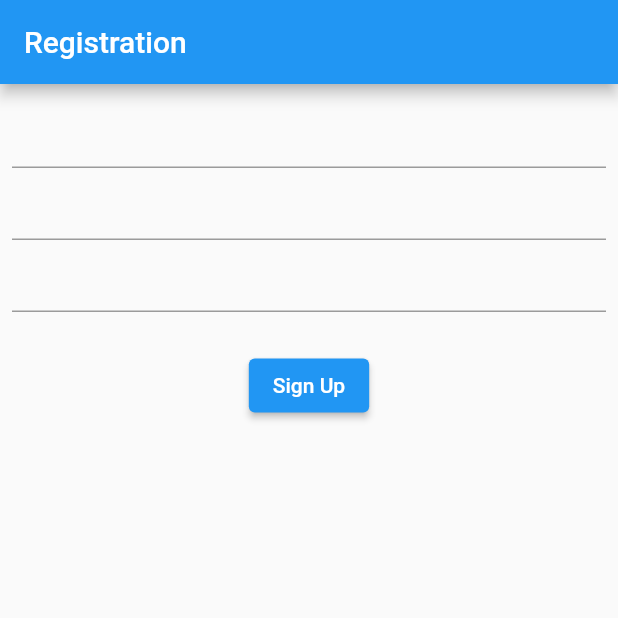
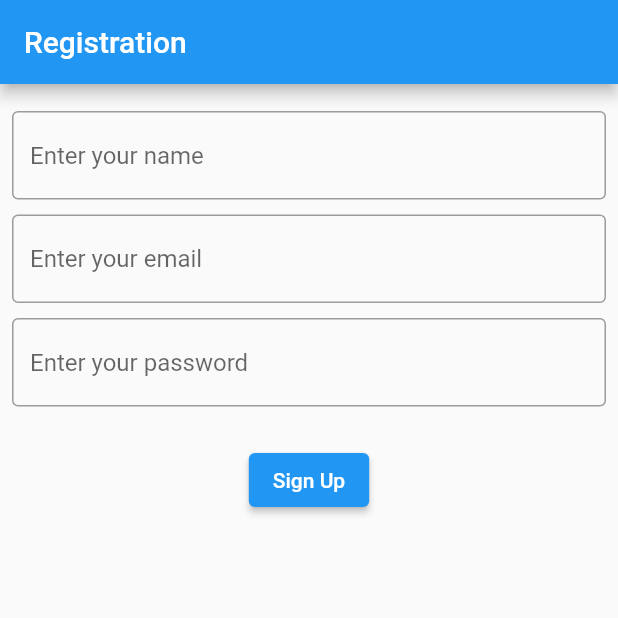
Before and after one commit to Xsidelight/x_exchange, a Flutter app: the RegistrationScreen screen opened by its route, on a phone screen of 412 x 824 dp, the top half of it. Run offline on Flutter 3.47's test engine with Material 2 defaults, Android fonts, the phone set to English and light mode, and no system bars; our stand-ins replace dio, flutter_bloc, flutter_secure_storage, freezed_annotation, go_router, hive and 1 more; accounts and stored records are empty; generated files the repository leaves out were written again.

Commit message:
Adjustments for auth

```diff
--- a/lib/presentation/screens/auth_screens/auth/cubit/auth_cubit.dart
+++ b/lib/presentation/screens/auth_screens/auth/cubit/auth_cubit.dart
@@ -19,11 +19,13 @@ class AuthCubit extends Cubit<AuthState> {
     User? savedUser = box.get(HiveConstants.userCredentials);
 
     if (savedUser == null) {
-      return;
+      emit(const AuthState.authFailed(message: 'Failed To Login!'));
     }
 
-    if (email == savedUser.email && password == savedUser.password) {
+    if (email == savedUser!.email && password == savedUser.password) {
       emit(const AuthState.authSuccessful());
+    } else {
+      emit(const AuthState.authFailed(message: 'Failed To Login!'));
     }
   }
 
--- a/lib/presentation/screens/auth_screens/registration_screen/registration_screen.dart
+++ b/lib/presentation/screens/auth_screens/registration_screen/registration_screen.dart
@@ -24,7 +24,14 @@ class RegistrationScreen extends StatelessWidget {
           padding: const EdgeInsets.all(8.0),
           child: Column(
             children: [
+              const SizedBox(
+                height: 10,
+              ),
               TextFormField(
+                decoration: const InputDecoration(
+                  border: OutlineInputBorder(),
+                  hintText: 'Enter your name',
+                ),
                 controller: _nameController,
                 validator: (value) {
                   if (value == null || value.isEmpty) {
@@ -33,7 +40,14 @@ class RegistrationScreen extends StatelessWidget {
                   return null;
                 },
               ),
+              const SizedBox(
+                height: 10,
+              ),
               TextFormField(
+                decoration: const InputDecoration(
+                  border: OutlineInputBorder(),
+                  hintText: 'Enter your email',
+                ),
                 controller: _emailController,
                 validator: (value) {
                   if (value == null || value.isEmpty) {
@@ -42,7 +56,14 @@ class RegistrationScreen extends StatelessWidget {
                   return null;
                 },
               ),
+              const SizedBox(
+                height: 10,
+              ),
               TextFormField(
+                decoration: const InputDecoration(
+                  border: OutlineInputBorder(),
+                  hintText: 'Enter your password',
+                ),
                 controller: _passwordController,
                 validator: (value) {
                   if (value == null || value.isEmpty) {
--- a/lib/presentation/screens/coins_screen/coins_cubit/cubit/coins_cubit.dart
+++ b/lib/presentation/screens/coins_screen/coins_cubit/cubit/coins_cubit.dart
@@ -14,7 +14,7 @@ class CoinsCubit extends Cubit<CoinsState> {
     loadCoins();
   }
 
-  void loadCoins() async {
+  Future<void> loadCoins() async {
     emit(const CoinsState.loading());
     try {
       var coinList = await coinsRepository.getCoins();
--- a/lib/presentation/screens/coins_screen/coins_screen.dart
+++ b/lib/presentation/screens/coins_screen/coins_screen.dart
@@ -17,7 +17,9 @@ class CoinsScreen extends StatelessWidget {
             child: CircularProgressIndicator(),
           ),
           loaded: (coinList) {
-            return ListView.builder(
+            return RefreshIndicator(
+              onRefresh: () => context.read<CoinsCubit>().loadCoins(),
+              child: ListView.builder(
                 itemCount: coinList.length,
                 itemBuilder: (context, index) => Card(
                   child: ListTile(
@@ -44,6 +46,7 @@ class CoinsScreen extends StatelessWidget {
                     ),
                   ),
                 ),
+              ),
             );
           },
           error: () => const Center(
```
Also changed, not shown: lib/presentation/screens/auth_screens/login_screen/login_screen.dart (+25 -1 lines). Lines whose indentation alone changed are shown as unchanged.
